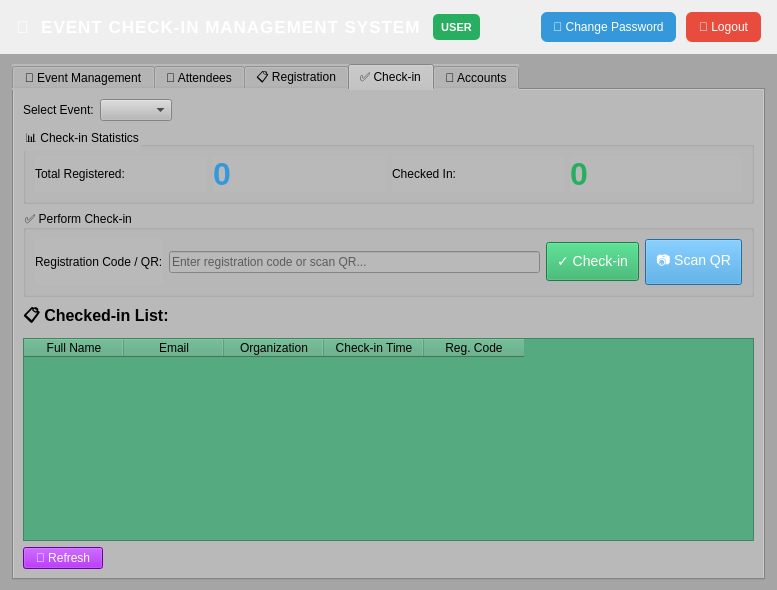
First picture: the form in ui/MainWindow.ui, repository khoivnk25411e/Final-Project-Programming-Techniques, before the edit.
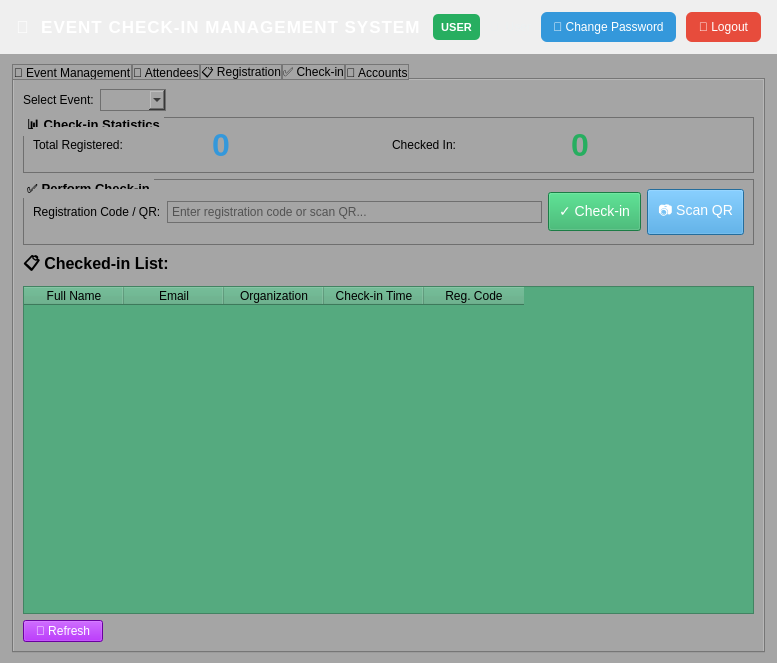
Second picture: the form after the edit. The open tabs and pages were chosen to show the change.

What changed in the file:
```diff
--- a/ui/MainWindow.ui
+++ b/ui/MainWindow.ui
@@ -7,7 +7,7 @@
     <x>0</x>
     <y>0</y>
     <width>777</width>
-    <height>590</height>
+    <height>663</height>
    </rect>
   </property>
   <property name="windowTitle">
@@ -230,8 +230,10 @@
        <item>
         <widget class="QTabWidget" name="tabWidget">
          <property name="styleSheet">
-          <string notr="true">background-color: rgb(185, 185, 185);
-color: rgb(0, 0, 0);</string>
+          <string notr="true">
+QTabBar::tab {
+    border: 1px solid #767676;
+	color: black;}</string>
          </property>
          <property name="currentIndex">
           <number>4</number>
@@ -673,13 +675,25 @@
             <layout class="QHBoxLayout" name="horizontalLayout_9">
              <item>
               <widget class="QLabel" name="label_3">
+               <property name="styleSheet">
+                <string notr="true">color: rgb(0, 0, 0);</string>
+               </property>
                <property name="text">
                 <string>Select Event:</string>
                </property>
               </widget>
              </item>
              <item>
-              <widget class="QComboBox" name="checkinEventCombo"/>
+              <widget class="QComboBox" name="checkinEventCombo">
+               <property name="styleSheet">
+                <string notr="true">QComboBox{
+    border: 1px solid #6f6f6f; /* Độ dày, Kiểu, Màu */
+       /* (Tùy chọn) Bo góc */
+    padding: 2px;     
+	color: black;        /* (Tùy chọn) Khoảng cách chữ */
+}</string>
+               </property>
+              </widget>
              </item>
              <item>
               <spacer name="horizontalSpacer_8">
@@ -698,12 +712,46 @@
            </item>
            <item>
             <widget class="QGroupBox" name="statsGroup">
+             <property name="font">
+              <font>
+               <pointsize>10</pointsize>
+               <weight>75</weight>
+               <bold>true</bold>
+               <stylestrategy>PreferDefault</stylestrategy>
+               <kerning>true</kerning>
+              </font>
+             </property>
+             <property name="autoFillBackground">
+              <bool>false</bool>
+             </property>
+             <property name="styleSheet">
+              <string notr="true">QGroupBox::title {
+    background-color:rgb(165, 165, 165); /* Màu nền của chữ */
+    color: black;               /* Màu chữ */
+    subcontrol-position: top left; /* Vị trí */
+    padding: 2px;             /* Khoảng cách padding */
+}
+QGroupBox{
+    border: 1px solid #6f6f6f; /* Độ dày, Kiểu, Màu */
+       /* (Tùy chọn) Bo góc */
+               
+}</string>
+             </property>
              <property name="title">
               <string>📊 Check-in Statistics</string>
              </property>
+             <property name="flat">
+              <bool>false</bool>
+             </property>
+             <property name="checkable">
+              <bool>false</bool>
+             </property>
              <layout class="QGridLayout" name="gridLayout">
               <item row="0" column="0">
                <widget class="QLabel" name="label_4">
+                <property name="styleSheet">
+                 <string notr="true">color: rgb(0, 0, 0);</string>
+                </property>
                 <property name="text">
                  <string>Total Registered:</string>
                 </property>
@@ -729,6 +777,9 @@
               </item>
               <item row="0" column="2">
                <widget class="QLabel" name="label_5">
+                <property name="styleSheet">
+                 <string notr="true">color: rgb(0, 0, 0);</string>
+                </property>
                 <property name="text">
                  <string>Checked In:</string>
                 </property>
@@ -757,12 +808,39 @@
            </item>
            <item>
             <widget class="QGroupBox" name="checkinGroup">
+             <property name="font">
+              <font>
+               <pointsize>10</pointsize>
+               <weight>75</weight>
+               <bold>true</bold>
+               <strikeout>false</strikeout>
+              </font>
+             </property>
+             <property name="autoFillBackground">
+              <bool>false</bool>
+             </property>
+             <property name="styleSheet">
+              <string notr="true">QGroupBox::title {
+    background-color:rgb(165, 165, 165); /* Màu nền của chữ */
+    color: black;               /* Màu chữ */
+    subcontrol-position: top left; /* Vị trí */
+    padding: 2px;             /* Khoảng cách padding */
+}
+QGroupBox{
+    border: 1px solid #6f6f6f; /* Độ dày, Kiểu, Màu */
+       /* (Tùy chọn) Bo góc */
+               
+}</string>
+             </property>
              <property name="title">
               <string>✅ Perform Check-in</string>
              </property>
              <layout class="QHBoxLayout" name="horizontalLayout_10">
               <item>
                <widget class="QLabel" name="label_6">
+                <property name="styleSheet">
+                 <string notr="true">color: rgb(0, 0, 0);</string>
+                </property>
                 <property name="text">
                  <string>Registration Code / QR:</string>
                 </property>
@@ -770,6 +848,14 @@
               </item>
               <item>
                <widget class="QLineEdit" name="checkinCode">
+                <property name="styleSheet">
+                 <string notr="true">QLineEdit{
+    border: 1px solid #6f6f6f; /* Độ dày, Kiểu, Màu */
+       /* (Tùy chọn) Bo góc */
+    padding: 2px;    
+	color: black;         /* (Tùy chọn) Khoảng cách chữ */
+}</string>
+                </property>
                 <property name="placeholderText">
                  <string>Enter registration code or scan QR...</string>
                 </property>
```
Left out of the diff: 31 changed lines with no effect on the pictures.
